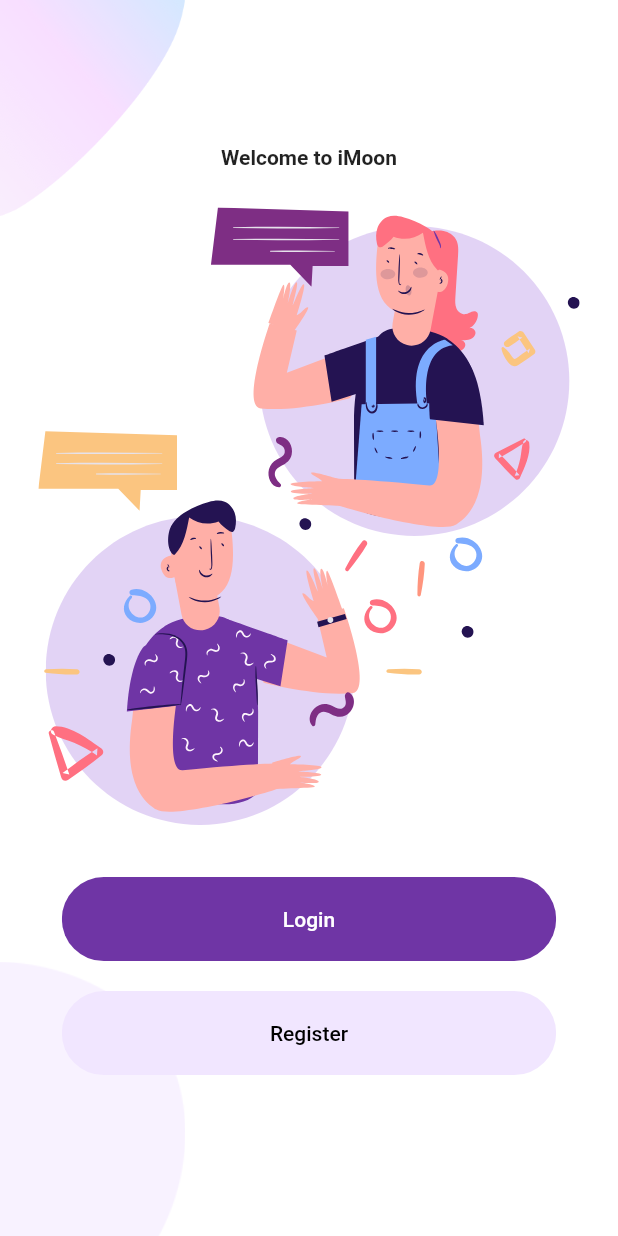
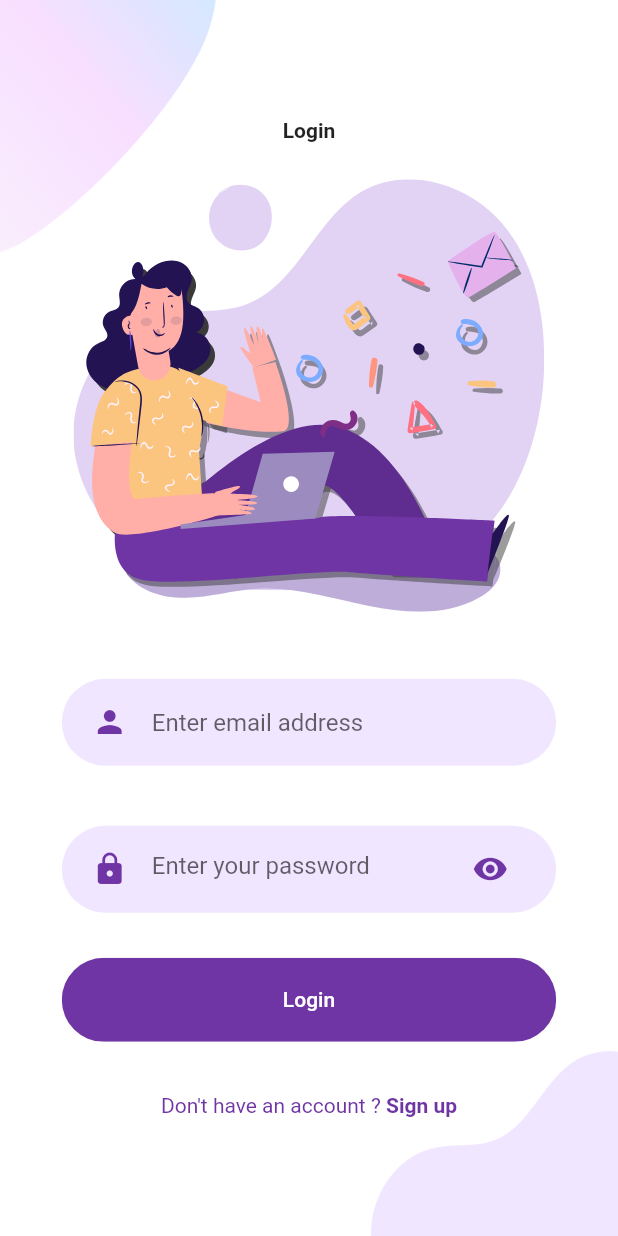
Before and after one commit to gShakya1997/iMoon, a Flutter app: the screen it shows after launch, after a tap on "Login", on a phone screen of 412 x 824 dp. Run offline on Flutter 3.47's test engine with Material 2 defaults, Android fonts, the phone set to English and light mode, and no system bars; our stand-ins replace flutter_svg.

Commit message:
Login UI design completed

```diff
--- /dev/null
+++ b/lib/components/already_have_an_account_check.dart
@@ -0,0 +1,37 @@
+import 'package:flutter/material.dart';
+
+import '../constants.dart';
+
+class AlreadyHaveAnAccountCheck extends StatelessWidget {
+  final bool login;
+  final Function press;
+
+  const AlreadyHaveAnAccountCheck({
+    Key key,
+    this.login = true,
+    this.press,
+  }) : super(key: key);
+
+  @override
+  Widget build(BuildContext context) {
+    return Row(
+      mainAxisAlignment: MainAxisAlignment.center,
+      children: <Widget>[
+        Text(
+          login ? "Don't have an account ? " : "Already have an account ?",
+          style: TextStyle(color: kPrimaryColor),
+        ),
+        GestureDetector(
+          onTap: press,
+          child: Text(
+            login ? "Sign up" : "Sign in",
+            style: TextStyle(
+              color: kPrimaryColor,
+              fontWeight: FontWeight.bold,
+            ),
+          ),
+        ),
+      ],
+    );
+  }
+}
--- /dev/null
+++ b/lib/components/rounded_input_field.dart
@@ -0,0 +1,34 @@
+import 'package:flutter/material.dart';
+import 'package:i_moon/components/text_field_container.dart';
+
+import '../constants.dart';
+
+class RoundedInputField extends StatelessWidget {
+  final String hintText;
+  final IconData icon;
+  final ValueChanged<String> onChanged;
+
+  const RoundedInputField({
+    Key key,
+    this.hintText,
+    this.icon = Icons.person,
+    this.onChanged,
+  }) : super(key: key);
+
+  @override
+  Widget build(BuildContext context) {
+    return TextFieldContainer(
+      child: TextField(
+        onChanged: onChanged,
+        decoration: InputDecoration(
+          icon: Icon(
+            icon,
+            color: kPrimaryColor,
+          ),
+          hintText: "Enter email address",
+          border: InputBorder.none,
+        ),
+      ),
+    );
+  }
+}
--- /dev/null
+++ b/lib/components/rounded_password_field.dart
@@ -0,0 +1,35 @@
+import 'package:flutter/material.dart';
+import 'package:i_moon/components/text_field_container.dart';
+
+import '../constants.dart';
+
+class RoundedPasswordField extends StatelessWidget {
+  final ValueChanged<String> onChanged;
+
+  const RoundedPasswordField({
+    Key key,
+    this.onChanged,
+  }) : super(key: key);
+
+  @override
+  Widget build(BuildContext context) {
+    return TextFieldContainer(
+      child: TextField(
+        obscureText: true,
+        onChanged: onChanged,
+        decoration: InputDecoration(
+          hintText: "Enter your password",
+          icon: Icon(
+            Icons.lock,
+            color: kPrimaryColor,
+          ),
+          suffixIcon: Icon(
+            Icons.visibility,
+            color: kPrimaryColor,
+          ),
+          border: InputBorder.none,
+        ),
+      ),
+    );
+  }
+}
--- /dev/null
+++ b/lib/components/text_field_container.dart
@@ -0,0 +1,26 @@
+import 'package:flutter/material.dart';
+import 'package:i_moon/constants.dart';
+
+class TextFieldContainer extends StatelessWidget {
+  final Widget child;
+  const TextFieldContainer({
+    Key key,
+    @required this.child,
+  }) : super(key: key);
+
+  @override
+  Widget build(BuildContext context) {
+    Size size = MediaQuery.of(context).size;
+
+    return Container(
+      margin: EdgeInsets.symmetric(vertical: 20),
+      padding: EdgeInsets.symmetric(horizontal: 20, vertical: 5),
+      width: size.width * 0.8,
+      decoration: BoxDecoration(
+        color: kPrimaryLightColor,
+        borderRadius: BorderRadius.circular(29),
+      ),
+      child: child,
+    );
+  }
+}
--- a/lib/main.dart
+++ b/lib/main.dart
@@ -1,6 +1,6 @@
 import 'package:flutter/material.dart';
 import 'package:i_moon/constants.dart';
-import 'package:i_moon/welcome/welcome_screen.dart';
+import 'package:i_moon/screens/welcome/welcome_screen.dart';
 
 void main() {
   runApp(MyApp());
--- /dev/null
+++ b/lib/screens/login/components/background.dart
@@ -0,0 +1,40 @@
+import 'package:flutter/material.dart';
+
+class Background extends StatelessWidget {
+  final Widget child;
+  const Background({
+    Key key,
+    @required this.child,
+  }) : super(key: key);
+
+  @override
+  Widget build(BuildContext context) {
+    Size size = MediaQuery.of(context).size;
+    return Container(
+      width: double.infinity,
+      height: size.height,
+      child: Stack(
+        alignment: Alignment.center,
+        children: <Widget>[
+          Positioned(
+            top: 0,
+            left: 0,
+            child: Image.asset(
+              "assets/images/main_top.png",
+              width: size.width * 0.35,
+            ),
+          ),
+          Positioned(
+            bottom: 0,
+            right: 0,
+            child: Image.asset(
+              "assets/images/login_bottom.png",
+              width: size.width * 0.4,
+            ),
+          ),
+          child,
+        ],
+      ),
+    );
+  }
+}
--- /dev/null
+++ b/lib/screens/login/components/body.dart
@@ -0,0 +1,52 @@
+import 'package:flutter/material.dart';
+import 'package:flutter_svg/svg.dart';
+import 'package:i_moon/components/already_have_an_account_check.dart';
+import 'package:i_moon/components/rounded_button.dart';
+import 'package:i_moon/components/rounded_input_field.dart';
+import 'package:i_moon/components/rounded_password_field.dart';
+import 'package:i_moon/constants.dart';
+import 'package:i_moon/screens/login/components/background.dart';
+
+class Body extends StatelessWidget {
+  const Body({
+    Key key,
+  }) : super(key: key);
+
+  @override
+  Widget build(BuildContext context) {
+    Size size = MediaQuery.of(context).size;
+    return Background(
+      child: Column(
+        mainAxisAlignment: MainAxisAlignment.center,
+        children: <Widget>[
+          Text(
+            "Login",
+            style: TextStyle(fontWeight: FontWeight.bold),
+          ),
+          SizedBox(height: size.height * 0.03),
+          SvgPicture.asset(
+            "assets/icons/login.svg",
+            height: size.height * 0.35,
+          ),
+          SizedBox(height: size.height * 0.03),
+          RoundedInputField(
+            hintText: "Your email address",
+            onChanged: (value) {},
+          ),
+          RoundedPasswordField(
+            onChanged: (value) {},
+          ),
+          RoundedButton(
+            text: "Login",
+            color: kPrimaryColor,
+            press: () {},
+          ),
+          SizedBox(height: size.height * 0.03),
+          AlreadyHaveAnAccountCheck(
+            press: () {},
+          ),
+        ],
+      ),
+    );
+  }
+}
--- /dev/null
+++ b/lib/screens/login/login_screen.dart
@@ -0,0 +1,9 @@
+import 'package:flutter/material.dart';
+import 'package:i_moon/screens/login/components/body.dart';
+
+class LoginScreen extends StatelessWidget {
+  @override
+  Widget build(BuildContext context) {
+    return Scaffold(body: Body());
+  }
+}
--- a/lib/welcome/components/body.dart
+++ b/lib/screens/welcome/components/body.dart
@@ -2,7 +2,8 @@ import 'package:flutter/material.dart';
 import 'package:flutter_svg/svg.dart';
 import 'package:i_moon/components/rounded_button.dart';
 import 'package:i_moon/constants.dart';
-import 'package:i_moon/welcome/components/background.dart';
+import 'package:i_moon/screens/login/login_screen.dart';
+import 'package:i_moon/screens/welcome/components/background.dart';
 
 class Body extends StatelessWidget {
   @override
@@ -18,7 +19,7 @@ class Body extends StatelessWidget {
             "Welcome to iMoon",
             style: TextStyle(fontWeight: FontWeight.bold),
           ),
-          SizedBox(height: size.height *  0.03),
+          SizedBox(height: size.height * 0.03),
           SvgPicture.asset(
             "assets/icons/chat.svg",
             height: size.height * 0.5,
@@ -27,7 +28,16 @@ class Body extends StatelessWidget {
           RoundedButton(
             text: "Login",
             color: kPrimaryColor,
-            press: () {},
+            press: () {
+              Navigator.push(
+                context,
+                MaterialPageRoute(
+                  builder: (context) {
+                    return LoginScreen();
+                  },
+                ),
+              );
+            },
           ),
           RoundedButton(
             text: "Register",
--- a/lib/welcome/welcome_screen.dart
+++ b/lib/screens/welcome/welcome_screen.dart
@@ -1,5 +1,5 @@
 import 'package:flutter/material.dart';
-import 'package:i_moon/welcome/components/body.dart';
+import 'package:i_moon/screens/welcome/components/body.dart';
 
 class WelcomeScreen extends StatelessWidget {
   @override
```
Also changed, not shown: lib/screens/welcome/components/background.dart (renamed from lib/welcome/components/background.dart).
